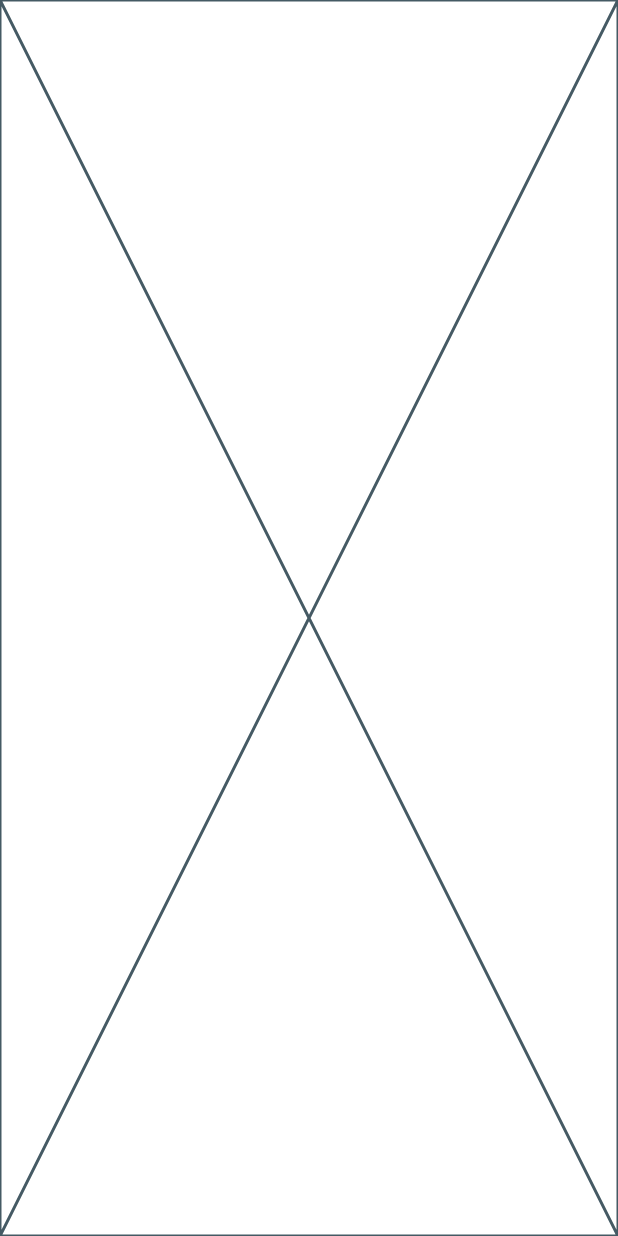
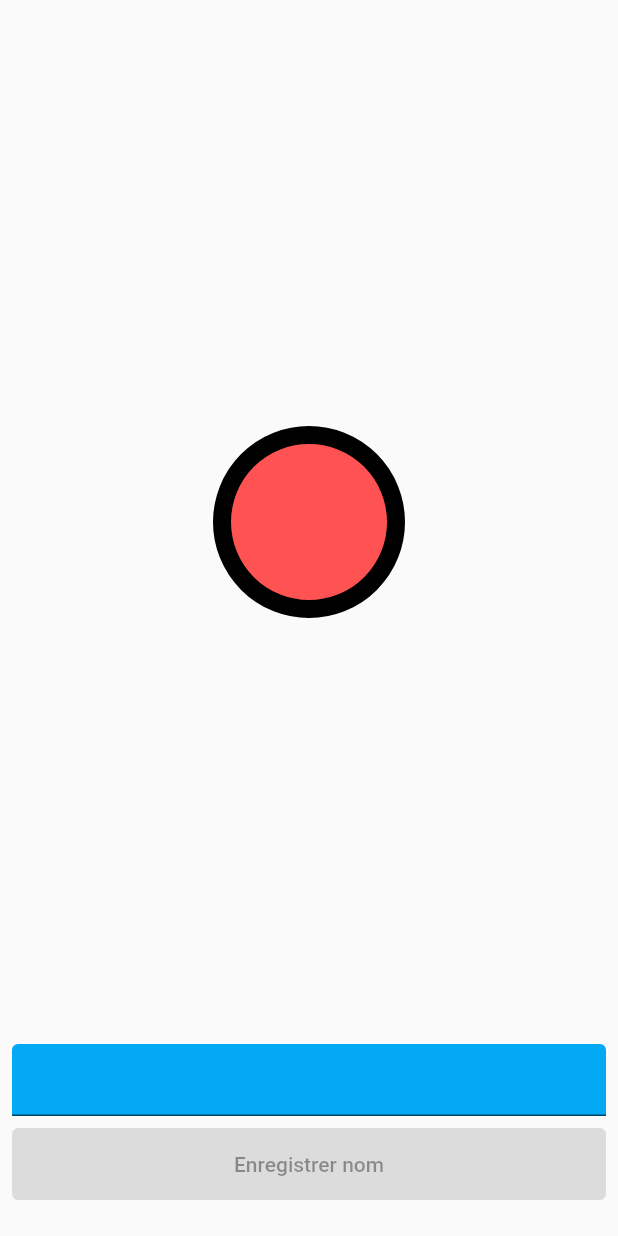
Before and after one commit to PheraxLemitige/littlewords, a Flutter app: the screen it shows after launch, on a phone screen of 412 x 824 dp. Run offline on Flutter 3.47's test engine with Material 2 defaults, Android fonts, the phone set to English and light mode, and no system bars; our stand-ins replace flutter_riverpod, shared_preferences.

```diff
--- a/lib/routes/login/login.route.dart
+++ b/lib/routes/login/login.route.dart
@@ -1,10 +1,31 @@
 import 'package:flutter/material.dart';
+import 'package:littlewords/widgets/littleworlds_logo.dart';
 
 class LoginRoute extends StatelessWidget {
   const LoginRoute({Key? key}) : super(key: key);
 
   @override
   Widget build(BuildContext context) {
-    return const Placeholder();
+    return Scaffold(
+      body: Column(mainAxisAlignment: MainAxisAlignment.end, children: [
+        Spacer(),
+        LittleWorldsLogo(),
+        Spacer(),
+        Padding(
+          padding: EdgeInsets.symmetric(horizontal:8.0),
+          child: TextField(
+              decoration: InputDecoration(
+            fillColor: Colors.lightBlue,
+            filled: true,
+          )),
+        ),
+        Padding(
+          padding: const EdgeInsets.only(top:8.0, left:8.0, right:8.0,bottom:24),
+          child: ElevatedButton(onPressed: null, style: ElevatedButton.styleFrom(
+            minimumSize: Size.fromHeight(48),
+          ), child: Text("Enregistrer nom"),),
+        ),
+      ]),
+    );
   }
 }
--- /dev/null
+++ b/lib/widgets/littleworlds_logo.dart
@@ -0,0 +1,18 @@
+import 'package:flutter/material.dart';
+
+class LittleWorldsLogo extends StatelessWidget {
+  const LittleWorldsLogo({Key? key}) : super(key: key);
+
+  @override
+  Widget build(BuildContext context) {
+    return Container(
+      width: 128,
+      height: 128,
+      decoration: BoxDecoration(
+        color: Colors.redAccent,
+        shape: BoxShape.circle,
+        border: Border.all(color: Colors.black, width:12)
+      ),
+    );
+  }
+}
```
